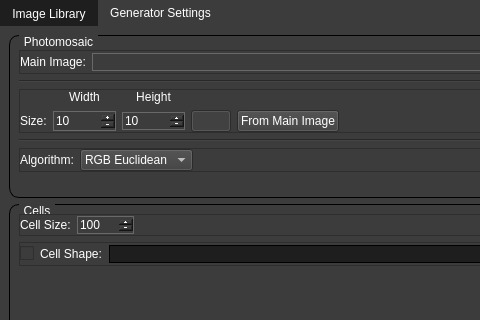
The window that mainwindow.ui (MorganGrundy/MosaicMagnifique) describes before a commit, drawn with Qt 5; both pictures show x 0 to 480 and y 0 to 320 of the 785 by 596 pixel window.
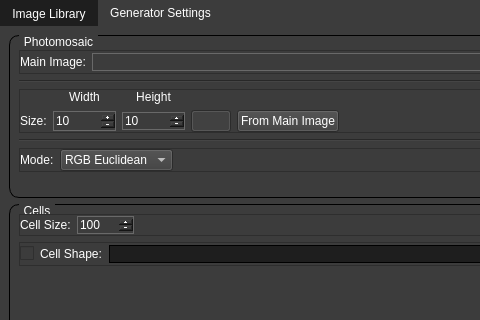
The same window after the commit. Icons and pictures are not drawn.

Commit message:
Added mode parameter to PhotomosaicGenerator::generate, now supports RGB Euclidean and CIE76 (CIEDE2000 currently same as CIE76).
Modified UtilityFuncs::batchResizeMat to be asynchronous when using
CUDA, slight performance improvement.

Patch:
```diff
--- a/mainwindow.ui
+++ b/mainwindow.ui
@@ -693,7 +693,7 @@
               <item row="0" column="0">
                <widget class="QLabel" name="label_8">
                 <property name="text">
-                 <string>Algorithm:</string>
+                 <string>Mode:</string>
                 </property>
                </widget>
               </item>
```
Left out of the diff: 2 changed lines with no effect on the pictures. The commit also changes 4 other files.
